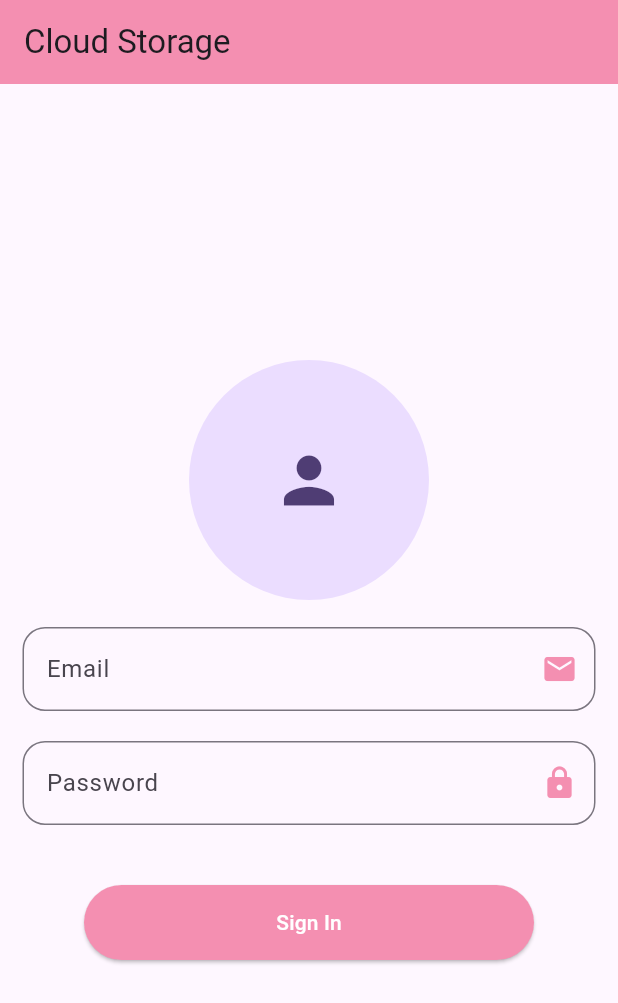
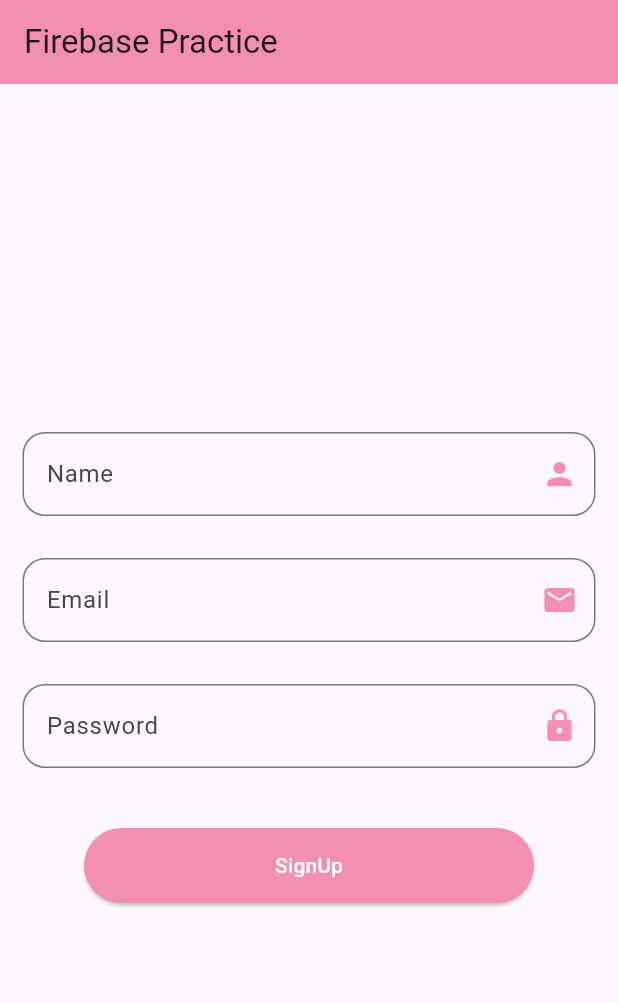
Before and after one commit to mudakkirafridi/Advance_firebase, a Flutter app: the screen it shows after launch, on a phone screen of 412 x 824 dp. Shown: the top 1003 px of the screen. Run offline on Flutter 3.47's test engine with Material 3 defaults, Android fonts, the light colour scheme and no system bars; our stand-ins replace cloud_firestore, firebase_auth, firebase_core, firebase_messaging, firebase_storage, image_picker; accounts and stored records are empty.

Commit message:
Firebase completed

```diff
--- a/lib/main.dart
+++ b/lib/main.dart
@@ -1,4 +1,6 @@
 import 'package:advance_firebase/firebase_options.dart';
+import 'package:advance_firebase/screens/cloud_firestore.dart';
+import 'package:advance_firebase/screens/firebase_messaging.dart';
 import 'package:advance_firebase/screens/forgot_screen.dart';
 import 'package:advance_firebase/screens/home_screen.dart';
 import 'package:advance_firebase/screens/show_data.dart';
@@ -11,6 +13,7 @@ import 'package:flutter/material.dart';
 void main() async {
   WidgetsFlutterBinding.ensureInitialized();
   await Firebase.initializeApp(options: DefaultFirebaseOptions.currentPlatform);
+  await NotificationServices.initializing();
   runApp(const MyApp());
 }
 
@@ -28,7 +31,7 @@ class MyApp extends StatelessWidget {
         colorScheme: ColorScheme.fromSeed(seedColor: Colors.deepPurple),
         useMaterial3: true,
       ),
-      home: const StorageScreen(),
+      home: const CloudFirestoreScreen(),
     );
   }
 }
--- /dev/null
+++ b/lib/screens/cloud_firestore.dart
@@ -0,0 +1,64 @@
+import 'package:advance_firebase/screens/home_screen.dart';
+import 'package:advance_firebase/utilities.dart';
+import 'package:cloud_firestore/cloud_firestore.dart';
+import 'package:flutter/foundation.dart';
+import 'package:flutter/material.dart';
+
+class CloudFirestoreScreen extends StatefulWidget {
+  const CloudFirestoreScreen({super.key});
+
+  @override
+  State<CloudFirestoreScreen> createState() => _CloudFirestoreScreenState();
+}
+
+class _CloudFirestoreScreenState extends State<CloudFirestoreScreen> {
+  TextEditingController nameController = TextEditingController();
+  TextEditingController emailController = TextEditingController();
+  TextEditingController passwordController = TextEditingController();
+
+  addData(String name, String email, String password) {
+    if (name == "" && email == '' && password == "") {
+      UiHelper.CustomAlertBox(context, "Enter Required Field");
+    } else {
+      FirebaseFirestore.instance.collection("Clients").doc(name).set(
+          {"Name": name, "email": email, "password": password}).then((value) {
+        UiHelper.CustomAlertBox(context, "Wait We Are Sending Your Data");
+        Navigator.pushReplacement(context,
+            MaterialPageRoute(builder: (context) => const HomeScreen()));
+      });
+    }
+  }
+
+  @override
+  Widget build(BuildContext context) {
+    return Scaffold(
+      appBar: AppBar(
+        title: const Text("Firebase Practice"),
+      ),
+      body: Column(
+        mainAxisAlignment: MainAxisAlignment.center,
+        children: [
+          UiHelper.CustomTextField(nameController, "Name", Icons.person, false),
+          const SizedBox(
+            height: 8,
+          ),
+          UiHelper.CustomTextField(emailController, "Email", Icons.mail, false),
+          const SizedBox(
+            height: 8,
+          ),
+          UiHelper.CustomTextField(
+              passwordController, "Password", Icons.lock, true),
+          const SizedBox(
+            height: 30,
+          ),
+          UiHelper.CustomButton(() {
+            addData(
+                nameController.text.toString(),
+                emailController.text.toString(),
+                passwordController.text.toString());
+          }, "SignUp")
+        ],
+      ),
+    );
+  }
+}
--- a/pubspec.yaml
+++ b/pubspec.yaml
@@ -41,6 +41,7 @@ dependencies:
   cloud_firestore: ^4.13.4
   firebase_database: ^10.3.7
   image_picker: ^1.0.4
+  firebase_messaging: ^14.7.8
 
 dev_dependencies:
   flutter_test:
```
Also changed, not shown: lib/screens/firebase_messaging.dart (added, +23 -0 lines), lib/screens/home_screen.dart (+8 -2 lines), pubspec.lock, 3 other files.
